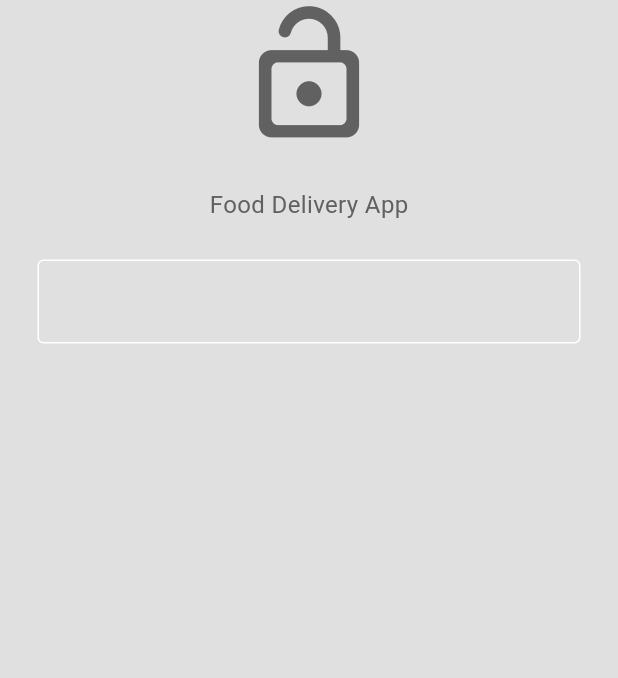
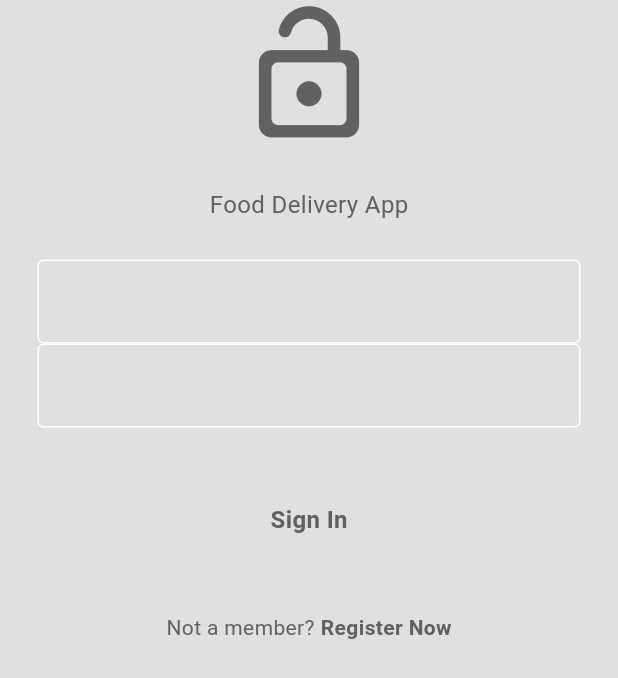
Before and after one commit to Nimdinu-Weerathunga/Food_Delivery_App_w_Backend, a Flutter app: the screen it shows after launch, on a phone screen of 412 x 824 dp. Shown: the top 678 px of the screen. Run offline on Flutter 3.47's test engine with Material 3 defaults, Android fonts, the phone set to English and light mode, and no system bars.

Commit message:
complete Login page 👍

```diff
--- /dev/null
+++ b/lib/components/my_button.dart
@@ -0,0 +1,33 @@
+import 'package:flutter/material.dart';
+
+class MyButton extends StatelessWidget {
+  final Function()? onTap;
+  final String text;
+
+  const MyButton({super.key, required this.onTap, required this.text});
+
+  @override
+  Widget build(BuildContext context) {
+    return GestureDetector(
+      onTap: onTap,
+      child: Container(
+        padding: EdgeInsets.all(25),
+        margin: EdgeInsets.symmetric(horizontal: 25),
+        decoration: BoxDecoration(
+          color: Theme.of(context).colorScheme.secondary,
+          borderRadius: BorderRadius.circular(8),
+        ),
+        child: Center(
+          child: Text(
+            text,
+            style: TextStyle(
+              fontWeight: FontWeight.bold,
+              color: Theme.of(context).colorScheme.inversePrimary,
+              fontSize: 16,
+            ),
+          ),
+        ),
+      ),
+    );
+  }
+}
--- a/lib/main.dart
+++ b/lib/main.dart
@@ -19,7 +19,7 @@
   Widget build(BuildContext context) {
     return MaterialApp(
       debugShowCheckedModeBanner: false,
-      home: LoginPage(),
+      home: LoginPage(onTap: () {}),
       theme: Provider.of<ThemeProvider>(context).themeData,
     );
   }
--- a/lib/pages/login_page.dart
+++ b/lib/pages/login_page.dart
@@ -1,17 +1,26 @@
 import 'package:flutter/material.dart';
+import 'package:food_delivery_app_w_backend/components/my_button.dart';
 import 'package:food_delivery_app_w_backend/components/my_textfield.dart';
 
-class LoginPage extends StatelessWidget {
+class LoginPage extends StatefulWidget {
+  final void Function()? onTap;
+
+  const LoginPage({super.key, required this.onTap});
+
+  @override
+  State<LoginPage> createState() => _LoginPageState();
+}
+
+class _LoginPageState extends State<LoginPage> {
   // text editing controller
   final TextEditingController emailController = TextEditingController();
+
   final TextEditingController passwordController = TextEditingController();
-
-  LoginPage({super.key});
 
   @override
   Widget build(BuildContext context) {
     return Scaffold(
-      backgroundColor: Theme.of(context).colorScheme.background,
+      backgroundColor: Theme.of(context).colorScheme.surface,
       body: Column(
         children: [
           //logo
@@ -37,9 +46,42 @@
             hintText: "Email",
             obscureText: false,
           ),
+
+          //password textfield
+          MyTextfield(
+            controller: passwordController,
+            hintText: "Password",
+            obscureText: true,
+          ),
+          SizedBox(height: 25),
+
           //sign in button
+          MyButton(text: "Sign In", onTap: () {}),
+          SizedBox(height: 25),
 
           //not a member register now
+          Row(
+            mainAxisAlignment: MainAxisAlignment.center,
+            children: [
+              Text(
+                "Not a member?",
+                style: TextStyle(
+                  color: Theme.of(context).colorScheme.inversePrimary,
+                ),
+              ),
+              const SizedBox(width: 4),
+              GestureDetector(
+                onTap: widget.onTap,
+                child: Text(
+                  "Register Now",
+                  style: TextStyle(
+                    color: Theme.of(context).colorScheme.inversePrimary,
+                    fontWeight: FontWeight.bold,
+                  ),
+                ),
+              ),
+            ],
+          ),
         ],
       ),
     );
--- a/lib/themes/dark_mode.dart
+++ b/lib/themes/dark_mode.dart
@@ -2,7 +2,7 @@
 
 ThemeData darkMode = ThemeData(
   colorScheme: ColorScheme.dark(
-    background: const Color.fromARGB(255, 69, 64, 64),
+    surface: const Color.fromARGB(255, 69, 64, 64),
     primary: const Color.fromARGB(255, 41, 37, 37),
     secondary: Colors.grey.shade300,
     tertiary: Colors.white,
--- a/lib/themes/light_mode.dart
+++ b/lib/themes/light_mode.dart
@@ -2,7 +2,7 @@
 
 ThemeData lightMode = ThemeData(
   colorScheme: ColorScheme.light(
-    background: Colors.grey.shade300,
+    surface: Colors.grey.shade300,
     primary: Colors.grey.shade300,
     secondary: Colors.grey.shade300,
     tertiary: Colors.white,
```
Also changed, not shown: lib/pages/register_page.dart (added).
